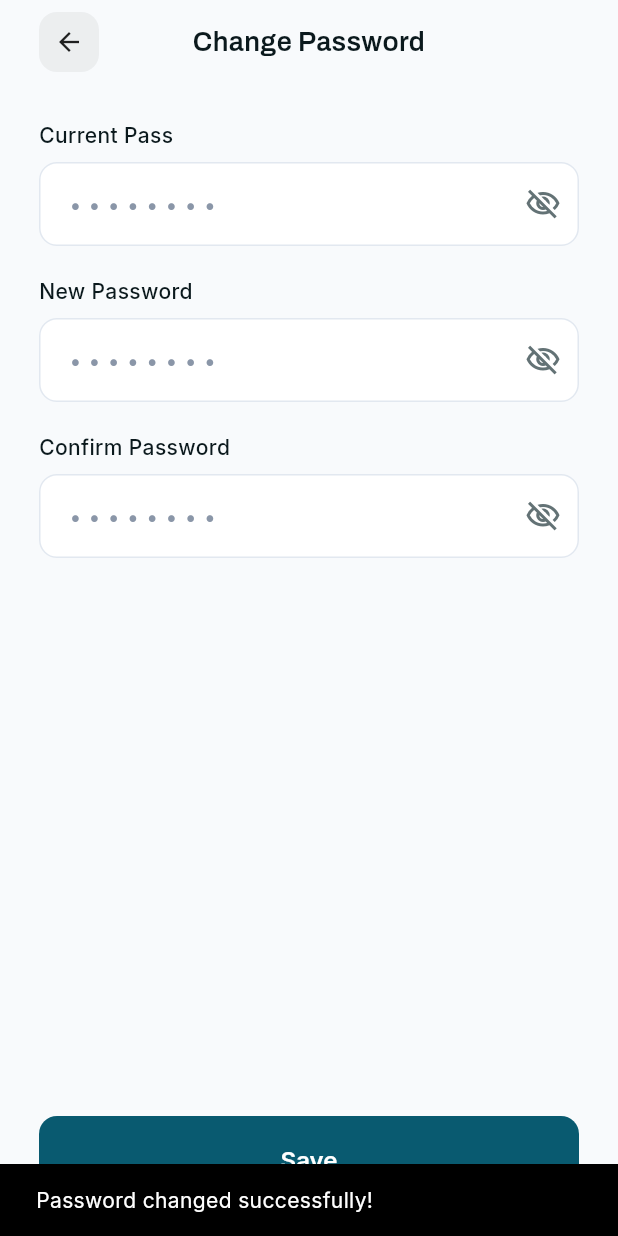
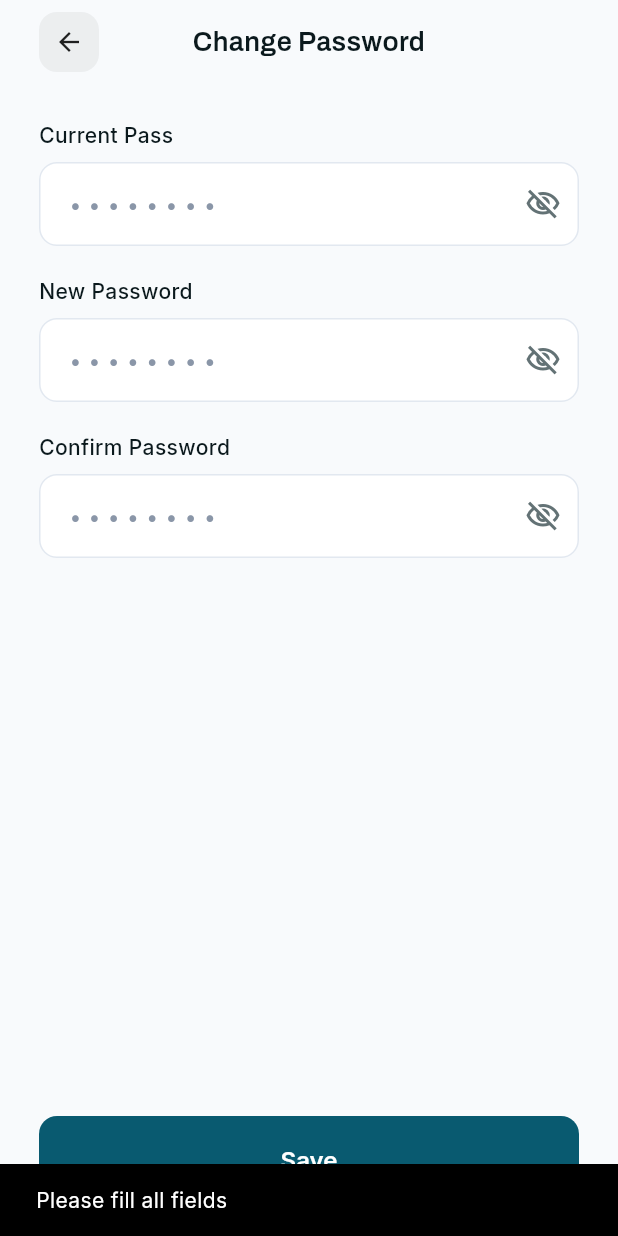
Before and after one commit to Mehedi259/eqi30, a Flutter app: the ChangePasswordScreen screen opened by its route, after a tap on "Save", on a phone screen of 412 x 824 dp. Run offline on Flutter 3.47's test engine with Material 3 defaults, Android fonts, the phone set to English and light mode, and no system bars; our stand-ins replace audioplayers, confetti, go_router, google_fonts, pinput, shared_preferences and 1 more; accounts and stored records are empty.

Commit message:
feat: implement change password and account deletion features in auth service and settings screens

```diff
--- a/lib/features/settings/change_password_screen.dart
+++ b/lib/features/settings/change_password_screen.dart
@@ -1,5 +1,6 @@
 import 'package:flutter/material.dart';
 import 'package:go_router/go_router.dart';
+import '../../core/services/auth_service.dart';
 
 class ChangePasswordScreen extends StatefulWidget {
   const ChangePasswordScreen({super.key});
@@ -9,6 +10,7 @@ class ChangePasswordScreen extends StatefulWidget {
 }
 
 class _ChangePasswordScreenState extends State<ChangePasswordScreen> {
+  final AuthService _authService = AuthService();
   final _currentPasswordController = TextEditingController();
   final _newPasswordController = TextEditingController();
   final _confirmPasswordController = TextEditingController();
@@ -17,12 +19,52 @@ class _ChangePasswordScreenState extends State<ChangePasswordScreen> {
   bool _obscureNewPassword = true;
   bool _obscureConfirmPassword = true;
 
+  bool _isSaving = false;
+
   @override
   void dispose() {
     _currentPasswordController.dispose();
     _newPasswordController.dispose();
     _confirmPasswordController.dispose();
     super.dispose();
+  }
+
+  Future<void> _changePassword() async {
+    final currentPassword = _currentPasswordController.text;
+    final newPassword = _newPasswordController.text;
+    final confirmPassword = _confirmPasswordController.text;
+
+    if (currentPassword.isEmpty || newPassword.isEmpty || confirmPassword.isEmpty) {
+      ScaffoldMessenger.of(context).showSnackBar(
+        const SnackBar(content: Text('Please fill all fields')),
+      );
+      return;
+    }
+
+    if (newPassword != confirmPassword) {
+      ScaffoldMessenger.of(context).showSnackBar(
+        const SnackBar(content: Text('New passwords do not match!')),
+      );
+      return;
+    }
+
+    setState(() => _isSaving = true);
+    try {
+      await _authService.changePassword(currentPassword, newPassword);
+      if (mounted) {
+        ScaffoldMessenger.of(context).showSnackBar(
+          const SnackBar(content: Text('Password changed successfully!')),
+        );
+        context.pop();
+      }
+    } catch (e) {
+      if (mounted) {
+        setState(() => _isSaving = false);
+        ScaffoldMessenger.of(context).showSnackBar(
+          SnackBar(content: Text('Failed to change password: $e')),
+        );
+      }
+    }
   }
 
   @override
@@ -222,30 +264,23 @@ class _ChangePasswordScreenState extends State<ChangePasswordScreen> {
                       width: double.infinity,
                       height: 56,
                       child: ElevatedButton(
-                        onPressed: () {
-                          if (_newPasswordController.text ==
-                              _confirmPasswordController.text) {
-                            ScaffoldMessenger.of(context).showSnackBar(
-                              const SnackBar(
-                                content: Text('Password changed successfully!'),
-                              ),
-                            );
-                            context.pop();
-                          } else {
-                            ScaffoldMessenger.of(context).showSnackBar(
-                              const SnackBar(
-                                content: Text('Passwords do not match!'),
-                              ),
-                            );
-                          }
-                        },
+                        onPressed: _isSaving ? null : _changePassword,
                         style: ElevatedButton.styleFrom(
                           backgroundColor: const Color(0xFF095A70),
                           shape: RoundedRectangleBorder(
                             borderRadius: BorderRadius.circular(12),
                           ),
                         ),
-                        child: const Text(
+                        child: _isSaving
+                            ? const SizedBox(
+                                height: 24,
+                                width: 24,
+                                child: CircularProgressIndicator(
+                                  color: Colors.white,
+                                  strokeWidth: 2,
+                                ),
+                              )
+                            : const Text(
                                 'Save',
                                 style: TextStyle(
                                   color: Colors.white,
```
Also changed, not shown: lib/core/services/auth_service.dart (+15 -0 lines), lib/features/settings/security_screen.dart (+45 -14 lines). Lines whose indentation alone changed are shown as unchanged.
